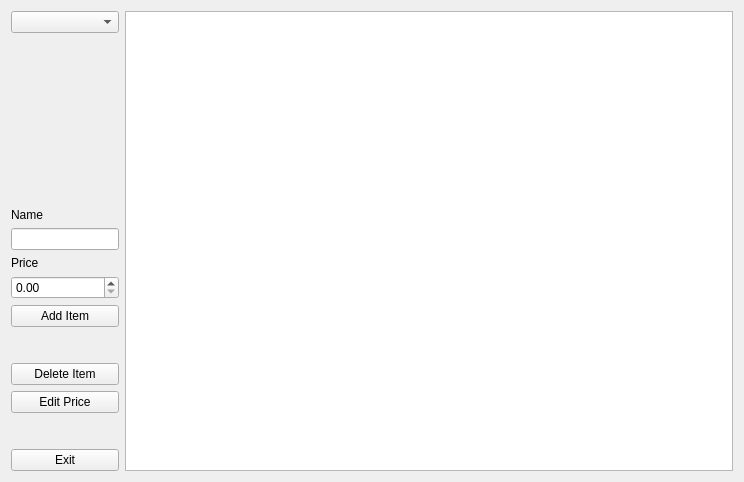
This is adminwidget.ui in jwannamaker/CS1D_FastFoodProject as Qt 5 draws it before an edit. The edited form follows.
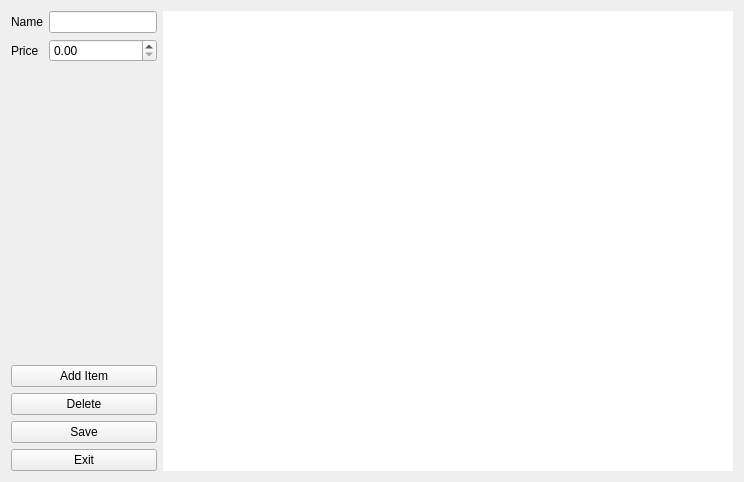
This is the edited form.

Commit message: working on menu widget, error on restaurant button pressed

```diff
--- a/adminwidget.ui
+++ b/adminwidget.ui
@@ -17,61 +17,52 @@
    <item>
     <layout class="QVBoxLayout" name="verticalLayout">
      <item>
-      <widget class="QComboBox" name="comboBox_restaurant">
-       <property name="sizePolicy">
-        <sizepolicy hsizetype="Minimum" vsizetype="Fixed">
-         <horstretch>0</horstretch>
-         <verstretch>0</verstretch>
-        </sizepolicy>
-       </property>
-       <property name="minimumSize">
-        <size>
-         <width>70</width>
-         <height>0</height>
-        </size>
-       </property>
-      </widget>
+      <layout class="QFormLayout" name="formLayout">
+       <item row="0" column="0">
+        <widget class="QLabel" name="label">
+         <property name="text">
+          <string>Name</string>
+         </property>
+        </widget>
+       </item>
+       <item row="0" column="1">
+        <widget class="QLineEdit" name="lineEdit_menuItem">
+         <property name="sizePolicy">
+          <sizepolicy hsizetype="Fixed" vsizetype="Fixed">
+           <horstretch>0</horstretch>
+           <verstretch>0</verstretch>
+          </sizepolicy>
+         </property>
+        </widget>
+       </item>
+       <item row="1" column="0">
+        <widget class="QLabel" name="label_2">
+         <property name="text">
+          <string>Price</string>
+         </property>
+        </widget>
+       </item>
+       <item row="1" column="1">
+        <widget class="QDoubleSpinBox" name="doubleSpinBox_itemPrice"/>
+       </item>
+      </layout>
      </item>
      <item>
-      <spacer name="verticalSpacer">
+      <spacer name="verticalSpacer_2">
        <property name="orientation">
         <enum>Qt::Vertical</enum>
        </property>
+       <property name="sizeType">
+        <enum>QSizePolicy::Fixed</enum>
+       </property>
        <property name="sizeHint" stdset="0">
         <size>
          <width>20</width>
-         <height>40</height>
+         <height>30</height>
         </size>
        </property>
       </spacer>
      </item>
-     <item>
-      <widget class="QLabel" name="label">
-       <property name="text">
-        <string>Name</string>
-       </property>
-      </widget>
-     </item>
-     <item>
-      <widget class="QLineEdit" name="lineEdit_menuItem">
-       <property name="sizePolicy">
-        <sizepolicy hsizetype="Fixed" vsizetype="Fixed">
-         <horstretch>0</horstretch>
-         <verstretch>0</verstretch>
-        </sizepolicy>
-       </property>
-      </widget>
-     </item>
-     <item>
-      <widget class="QLabel" name="label_2">
-       <property name="text">
-        <string>Price</string>
-       </property>
-      </widget>
-     </item>
-     <item>
-      <widget class="QDoubleSpinBox" name="doubleSpinBox_itemPrice"/>
-     </item>
      <item>
       <widget class="QPushButton" name="addItemButton">
        <property name="text">
@@ -79,52 +70,20 @@
        </property>
       </widget>
      </item>
-     <item>
-      <spacer name="verticalSpacer_2">
-       <property name="orientation">
-        <enum>Qt::Vertical</enum>
-       </property>
-       <property name="sizeType">
-        <enum>QSizePolicy::Fixed</enum>
-       </property>
-       <property name="sizeHint" stdset="0">
-        <size>
-         <width>20</width>
-         <height>30</height>
-        </size>
-       </property>
-      </spacer>
-     </item>
      <item>
       <widget class="QPushButton" name="pushButton_delete">
        <property name="text">
-        <string>Delete Item</string>
+        <string>Delete</string>
        </property>
       </widget>
      </item>
      <item>
       <widget class="QPushButton" name="pushButton_editPrice">
        <property name="text">
-        <string>Edit Price</string>
+        <string>Save</string>
        </property>
       </widget>
      </item>
-     <item>
-      <spacer name="verticalSpacer_3">
-       <property name="orientation">
-        <enum>Qt::Vertical</enum>
-       </property>
-       <property name="sizeType">
-        <enum>QSizePolicy::Fixed</enum>
-       </property>
-       <property name="sizeHint" stdset="0">
-        <size>
-         <width>20</width>
-         <height>30</height>
-        </size>
-       </property>
-      </spacer>
-     </item>
      <item>
       <widget class="QPushButton" name="exitButton">
        <property name="text">
@@ -136,6 +95,15 @@
    </item>
    <item>
     <widget class="QTableWidget" name="tableWidget">
+     <property name="frameShape">
+      <enum>QFrame::NoFrame</enum>
+     </property>
+     <property name="frameShadow">
+      <enum>QFrame::Plain</enum>
+     </property>
+     <property name="lineWidth">
+      <number>0</number>
+     </property>
      <property name="editTriggers">
       <set>QAbstractItemView::DoubleClicked|QAbstractItemView::SelectedClicked</set>
      </property>
@@ -151,6 +119,12 @@
      <property name="selectionMode">
       <enum>QAbstractItemView::SingleSelection</enum>
      </property>
+     <property name="selectionBehavior">
+      <enum>QAbstractItemView::SelectRows</enum>
+     </property>
+     <property name="showGrid">
+      <bool>false</bool>
+     </property>
      <property name="gridStyle">
       <enum>Qt::NoPen</enum>
      </property>
```
Left out of the diff: 4 changed lines with no effect on the pictures. The commit also changes 47 other files.
